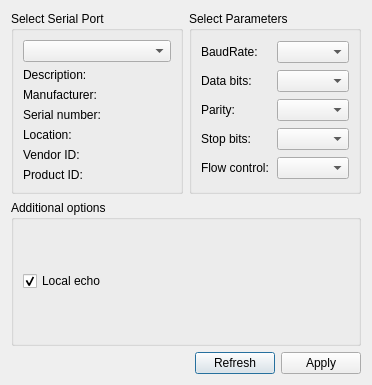
Qt form app/src/settingsdialog.ui (godzilloff/t-event) before a commit.
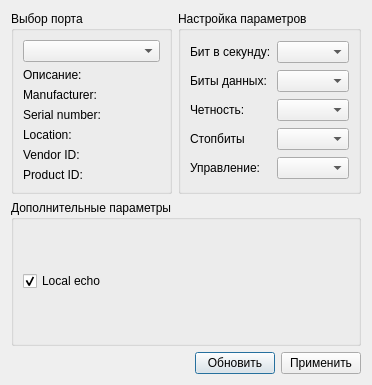
The same form after that commit.

Commit message: feat(gui): локализация диалогового окна настройки последовательного порта

Diff of the .ui file:
```diff
--- a/app/src/settingsdialog.ui
+++ b/app/src/settingsdialog.ui
@@ -29,13 +29,13 @@
    <item row="0" column="1">
     <widget class="QGroupBox" name="parametersBox">
      <property name="title">
-      <string>Select Parameters</string>
+      <string>Настройка параметров</string>
      </property>
      <layout class="QGridLayout" name="gridLayout_2">
       <item row="0" column="0">
        <widget class="QLabel" name="baudRateLabel">
         <property name="text">
-         <string>BaudRate:</string>
+         <string>Бит в секунду:</string>
         </property>
        </widget>
       </item>
@@ -45,7 +45,7 @@
       <item row="1" column="0">
        <widget class="QLabel" name="dataBitsLabel">
         <property name="text">
-         <string>Data bits:</string>
+         <string>Биты данных:</string>
         </property>
        </widget>
       </item>
@@ -55,7 +55,7 @@
       <item row="2" column="0">
        <widget class="QLabel" name="parityLabel">
         <property name="text">
-         <string>Parity:</string>
+         <string>Четность:</string>
         </property>
        </widget>
       </item>
@@ -65,7 +65,7 @@
       <item row="3" column="0">
        <widget class="QLabel" name="stopBitsLabel">
         <property name="text">
-         <string>Stop bits:</string>
+         <string>Стопбиты</string>
         </property>
        </widget>
       </item>
@@ -75,7 +75,7 @@
       <item row="4" column="0">
        <widget class="QLabel" name="flowControlLabel">
         <property name="text">
-         <string>Flow control:</string>
+         <string>Управление:</string>
         </property>
        </widget>
       </item>
@@ -88,7 +88,7 @@
    <item row="0" column="0">
     <widget class="QGroupBox" name="selectBox">
      <property name="title">
-      <string>Select Serial Port</string>
+      <string>Выбор порта</string>
      </property>
      <layout class="QGridLayout" name="gridLayout">
       <item row="0" column="0">
@@ -97,7 +97,7 @@
       <item row="1" column="0">
        <widget class="QLabel" name="descriptionLabel">
         <property name="text">
-         <string>Description:</string>
+         <string>Описание:</string>
         </property>
        </widget>
       </item>
@@ -157,14 +157,14 @@
      <item>
       <widget class="QPushButton" name="bt_refresh">
        <property name="text">
-        <string>Refresh</string>
+        <string>Обновить</string>
        </property>
       </widget>
      </item>
      <item>
       <widget class="QPushButton" name="applyButton">
        <property name="text">
-        <string>Apply</string>
+        <string>Применить</string>
        </property>
       </widget>
      </item>
@@ -173,7 +173,7 @@
    <item row="1" column="0" colspan="2">
     <widget class="QGroupBox" name="additionalOptionsGroupBox">
      <property name="title">
-      <string>Additional options</string>
+      <string>Дополнительные параметры</string>
      </property>
      <layout class="QVBoxLayout" name="verticalLayout">
       <item>
```
The commit also changes 4 other files.
